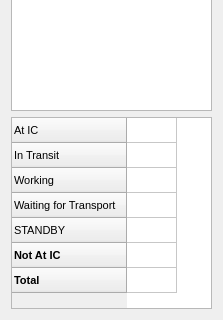
First picture: the form in designer/teamTabsPopup.ui, repository ncssar/radiolog, before the edit; both pictures show x 0 to 223 and y 485 to 805 of the 223 by 805 pixel window.
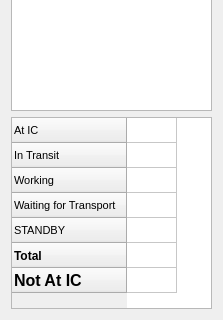
Second picture: the form after the edit.

```diff
--- a/designer/teamTabsPopup.ui
+++ b/designer/teamTabsPopup.ui
@@ -83,23 +83,25 @@
        <string>STANDBY</string>
       </property>
      </row>
-     <row>
-      <property name="text">
-       <string>Not At IC</string>
-      </property>
-      <property name="font">
-       <font>
-        <weight>75</weight>
-        <bold>true</bold>
-       </font>
-      </property>
-     </row>
      <row>
       <property name="text">
        <string>Total</string>
       </property>
       <property name="font">
        <font>
+        <pointsize>9</pointsize>
+        <weight>75</weight>
+        <bold>true</bold>
+       </font>
+      </property>
+     </row>
+     <row>
+      <property name="text">
+       <string>Not At IC</string>
+      </property>
+      <property name="font">
+       <font>
+        <pointsize>12</pointsize>
         <weight>75</weight>
         <bold>true</bold>
        </font>
@@ -110,6 +112,29 @@
        <string>Count</string>
       </property>
      </column>
+     <item row="5" column="0">
+      <property name="text">
+       <string/>
+      </property>
+      <property name="font">
+       <font>
+        <weight>75</weight>
+        <bold>true</bold>
+       </font>
+      </property>
+     </item>
+     <item row="6" column="0">
+      <property name="text">
+       <string/>
+      </property>
+      <property name="font">
+       <font>
+        <pointsize>12</pointsize>
+        <weight>75</weight>
+        <bold>true</bold>
+       </font>
+      </property>
+     </item>
     </widget>
    </item>
   </layout>
```
